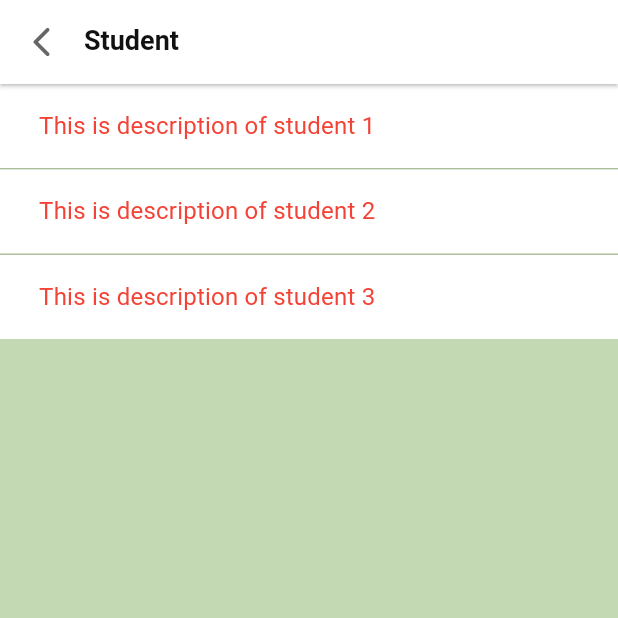
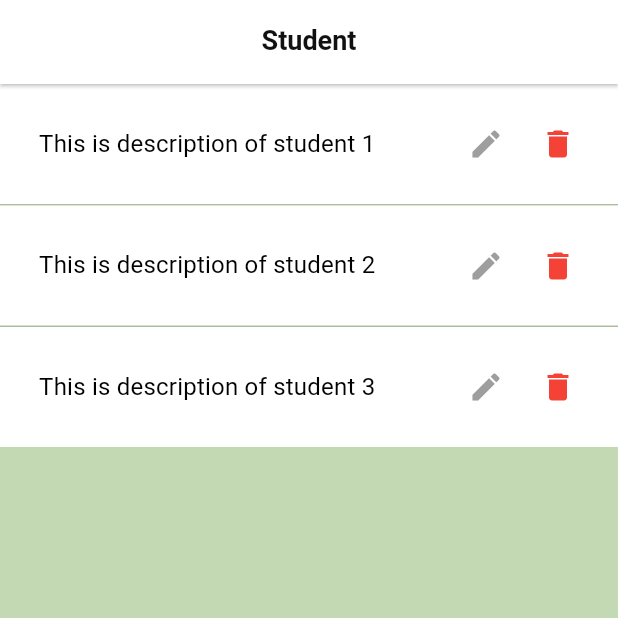
Before and after one commit to VangThao1905/base_flutter_ddd, a Flutter app: the screen it shows after launch, on a phone screen of 412 x 824 dp, the top half of it. Run offline on Flutter 3.47's test engine with Material 2 defaults, Android fonts, the light colour scheme and no system bars; our stand-ins replace bloc, dartz, flutter_bloc, freezed_annotation, get_it, infinite_scroll_pagination and 1 more; missing offline and left inert: flutter_web_browser; generated files the repository leaves out were written again; Roboto replaces fonts that are missing (Arial).

Commit message:
implement student edit page

```diff
--- a/base_flutter_ddd_bloc/lib/application/core/constants.dart
+++ b/base_flutter_ddd_bloc/lib/application/core/constants.dart
@@ -22,6 +22,7 @@ class Constant {
   static const String screen = 'screen';
   static const String accessToken = 'accessToken';
   static const String studentAll = 'studentAll';
+  static const String student = 'student';
   static const String inboxId = 'inboxId';
   static const String message = 'message';
   static const String errorCode = 'error_code';
--- a/base_flutter_ddd_bloc/lib/infrastructure/student/student_repository.dart
+++ b/base_flutter_ddd_bloc/lib/infrastructure/student/student_repository.dart
@@ -3,10 +3,14 @@ import 'package:base_flutter_ddd_bloc/domain/student/student.dart';
 import 'package:base_flutter_ddd_bloc/domain/student/student_failure.dart';
 import 'package:base_flutter_ddd_bloc/infrastructure/datasource/core/api_exception.dart';
 import 'package:dartz/dartz.dart';
+import 'package:freezed_annotation/freezed_annotation.dart';
 import 'package:injectable/injectable.dart';
 
 import '../datasource/remote/student_ds.dart';
 import 'student_mapper.dart';
+
+import 'package:flutter/foundation.dart';
+import 'package:freezed_annotation/freezed_annotation.dart';
 
 @Injectable(as: IStudentRepository)
 class InboxRepository implements IStudentRepository {
--- a/base_flutter_ddd_bloc/lib/presentation/home/home_page.dart
+++ b/base_flutter_ddd_bloc/lib/presentation/home/home_page.dart
@@ -30,12 +30,10 @@ class _HomePageState extends State<HomePage>
         return Scaffold(
             backgroundColor: Palette.bgListStudent,
             appBar: AppBar(
-              leading: IconButton(
-                  icon: const Icon(Icons.arrow_back_ios_rounded),
-                  onPressed: () => print("Back click")),
               elevation: 1,
               shadowColor: Palette.shadowAppBar,
               title: Text("Student"),
+              centerTitle: true,
             ),
             body: state.hasToken ? const StudentListView() : const LoadingView()
             // body: Text("Abc"),
--- a/base_flutter_ddd_bloc/lib/presentation/home/item_student_view.dart
+++ b/base_flutter_ddd_bloc/lib/presentation/home/item_student_view.dart
@@ -1,15 +1,16 @@
 import 'package:base_flutter_ddd_bloc/domain/student/student.dart';
 import 'package:base_flutter_ddd_bloc/presentation/core/style.dart';
+import 'package:base_flutter_ddd_bloc/presentation/student_edit/student_edit_page.dart';
 import 'package:flutter/material.dart';
 
-class ItemInboxView extends StatelessWidget {
-  const ItemInboxView({
+class StudentItem extends StatelessWidget {
+  const StudentItem({
     Key? key,
-    required this.item,
+    required this.student,
     required this.onPressedItem,
   }) : super(key: key);
 
-  final Student item;
+  final Student student;
   final Function(Student item) onPressedItem;
 
   @override
@@ -17,7 +18,7 @@ class ItemInboxView extends StatelessWidget {
     TextTheme textTheme = Theme.of(context).textTheme;
 
     return GestureDetector(
-      onTap: () => onPressedItem(item),
+      onTap: () => onPressedItem(student),
       behavior: HitTestBehavior.translucent,
       child: Container(
         padding: const EdgeInsets.symmetric(horizontal: 16, vertical: 16),
@@ -31,28 +32,39 @@ class ItemInboxView extends StatelessWidget {
                 crossAxisAlignment: CrossAxisAlignment.start,
                 children: [
                   Row(
-                    crossAxisAlignment: CrossAxisAlignment.start,
+                    crossAxisAlignment: CrossAxisAlignment.center,
+                    mainAxisAlignment: MainAxisAlignment.start,
                     children: [
                       const SizedBox(width: 10),
                       Expanded(
                         child: Column(
                           mainAxisSize: MainAxisSize.min,
                           crossAxisAlignment: CrossAxisAlignment.start,
+                          mainAxisAlignment: MainAxisAlignment.start,
                           children: [
                             Text(
-                              item.description,
+                              student.description,
                               maxLines: 3,
                               overflow: TextOverflow.ellipsis,
                               style: textTheme.subtitle1?.copyWith(
                                 height: 22 / 16,
                                 fontWeight: FontWeight.w400,
-                                color: Colors.red,
+                                color: Colors.black,
                               ),
                             ),
                             const SizedBox(height: 2),
                           ],
                         ),
                       ),
+                      IconButton(
+                          onPressed: () {
+                            StudentEditPage.show(context, student);
+                          },
+                          icon: const Icon(Icons.edit,color: Colors.grey,)),
+                      IconButton(
+                          onPressed: () {
+                            print("click delete");
+                          }, icon: const Icon(Icons.delete,color: Colors.red,))
                     ],
                   ),
                 ],
--- a/base_flutter_ddd_bloc/lib/presentation/home/student_list_view.dart
+++ b/base_flutter_ddd_bloc/lib/presentation/home/student_list_view.dart
@@ -64,10 +64,10 @@ class _StudentListViewState extends State<StudentListView> {
                   return const Divider(height: 1, thickness: 1);
                 },
                 builderDelegate: PagedChildBuilderDelegate<Student>(
-                  itemBuilder: (context, item, index) => ItemInboxView(
-                    item: item,
+                  itemBuilder: (context, item, index) => StudentItem(
+                    student: item,
                     onPressedItem: (Student item) {
-                      DetailPage.show(context, item.id);
+                      DetailPage.show(context, item);
                     },
                   ),
                   noItemsFoundIndicatorBuilder: (context) {
--- a/base_flutter_ddd_bloc/lib/presentation/route/app_route.dart
+++ b/base_flutter_ddd_bloc/lib/presentation/route/app_route.dart
@@ -1,14 +1,15 @@
 import 'dart:developer';
-
 
 import 'package:base_flutter_ddd_bloc/application/core/constants.dart';
 import 'package:base_flutter_ddd_bloc/presentation/detail/detail_page.dart';
 import 'package:base_flutter_ddd_bloc/presentation/home/home_page.dart';
+import 'package:base_flutter_ddd_bloc/presentation/student_edit/student_edit_page.dart';
 import 'package:flutter/material.dart';
 
 class RouteName {
   static const String home = '/';
   static const String detail = '/detail';
+  static const String studentEdit = '/student_edit';
 }
 
 MaterialPageRoute onGenerateRoute(RouteSettings settings, String initName) {
@@ -28,7 +29,14 @@ MaterialPageRoute onGenerateRoute(RouteSettings settings, String initName) {
     case RouteName.detail:
       return MaterialPageRoute<dynamic>(
         builder: (BuildContext context) => DetailPage(
-          item: arg[Constant.inbox],
+          student: arg[Constant.student],
+        ),
+        settings: const RouteSettings(name: RouteName.detail),
+      );
+    case RouteName.studentEdit:
+      return MaterialPageRoute<dynamic>(
+        builder: (BuildContext context) => StudentEditPage(
+          student: arg[Constant.student],
         ),
         settings: const RouteSettings(name: RouteName.detail),
       );
```
Also changed, not shown: base_flutter_ddd_bloc/lib/presentation/detail/detail_page.dart (+16 -6 lines), base_flutter_ddd_bloc/lib/presentation/student_edit/student_edit_page.dart (added, +92 -0 lines).
